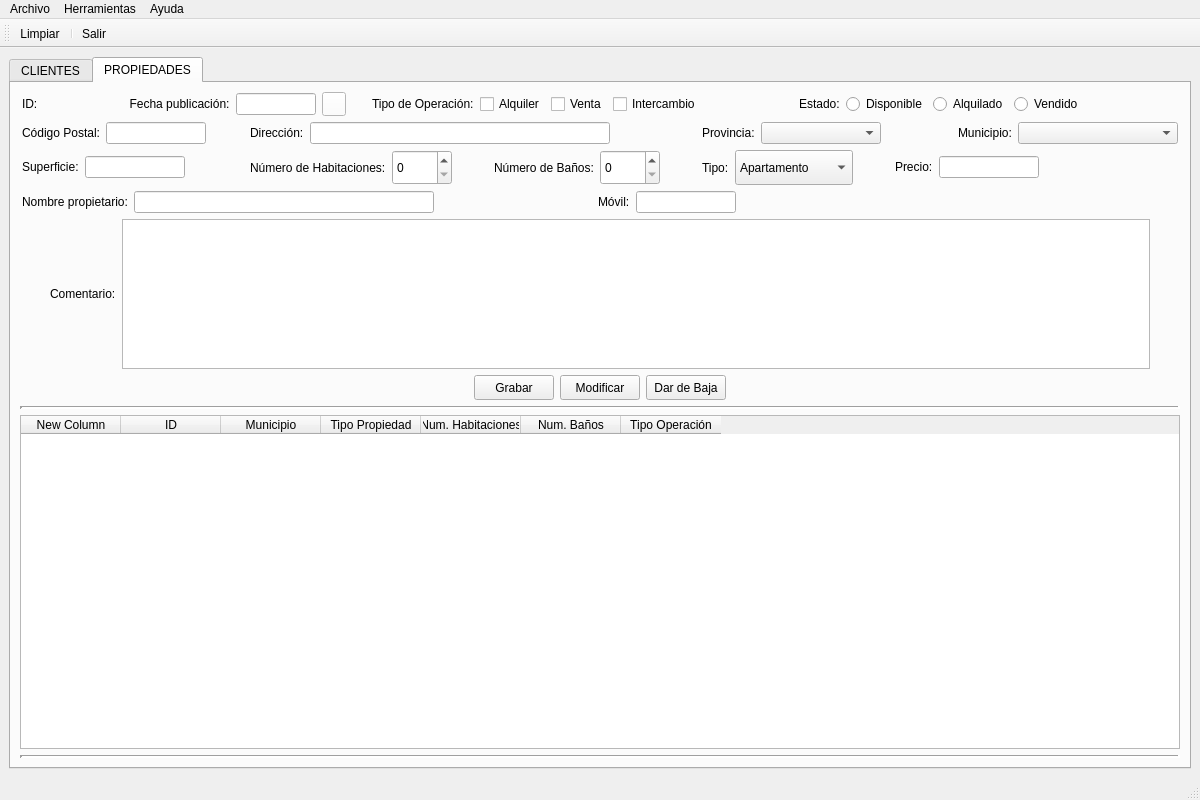
Before: the Qt Designer form templates/venPrincipal.ui in BuaTeijeiro/ProyectoDI, drawn with Qt 5.
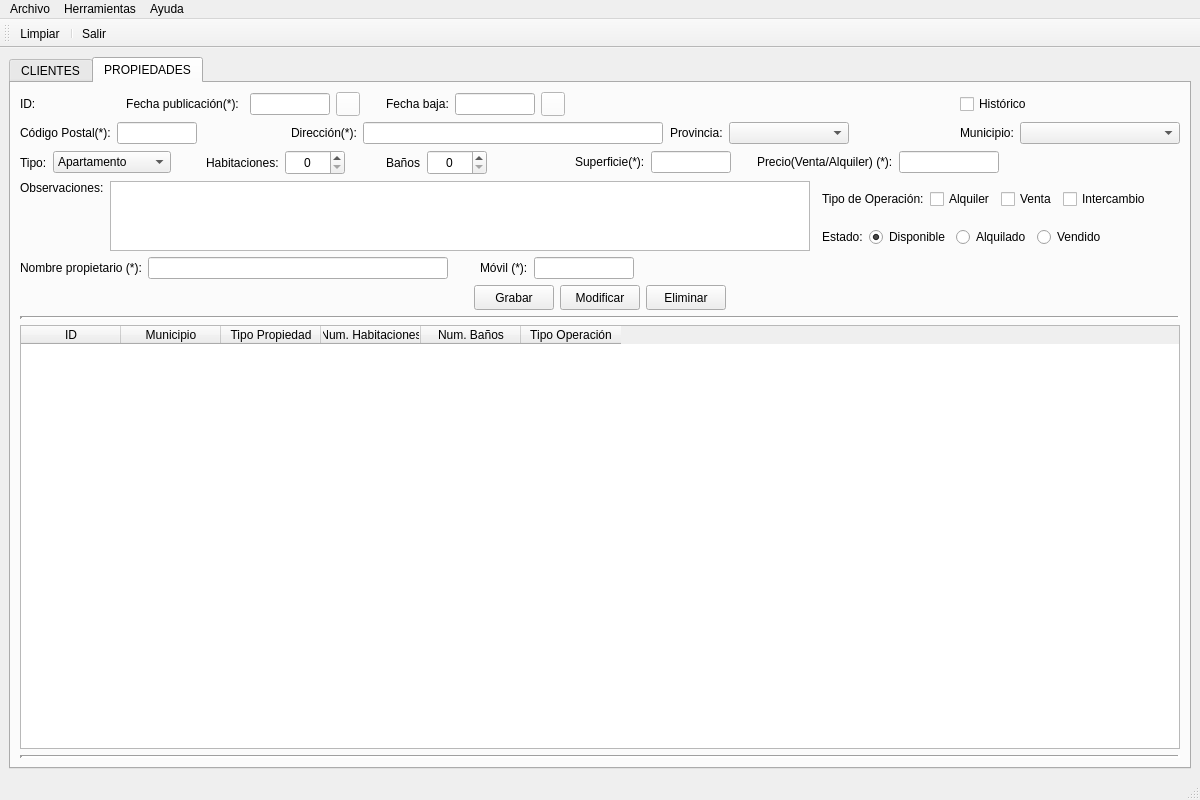
After: the same form once the commit is applied. Icons and pictures are not drawn.

Commit message: styles(venPrincipal.ui): retocar interfaz

The edit to the form file:
```diff
--- a/templates/venPrincipal.ui
+++ b/templates/venPrincipal.ui
@@ -782,7 +782,7 @@
        </attribute>
        <layout class="QVBoxLayout" name="verticalLayout_2">
         <item>
-         <layout class="QHBoxLayout" name="horizontalLayout_34">
+         <layout class="QHBoxLayout" name="horizontalLayout_32">
           <item>
            <spacer name="horizontalSpacer_30">
             <property name="orientation">
@@ -790,8 +790,8 @@
             </property>
             <property name="sizeHint" stdset="0">
              <size>
-              <width>18</width>
-              <height>20</height>
+              <width>13</width>
+              <height>124</height>
              </size>
             </property>
            </spacer>
@@ -809,6 +809,12 @@
               </item>
               <item>
                <widget class="QLabel" name="lblProp">
+                <property name="minimumSize">
+                 <size>
+                  <width>30</width>
+                  <height>0</height>
+                 </size>
+                </property>
                 <property name="text">
                  <string/>
                 </property>
@@ -829,12 +835,12 @@
               </item>
              </layout>
             </item>
-            <item row="0" column="1" colspan="2">
+            <item row="0" column="1" colspan="3">
              <layout class="QHBoxLayout" name="horizontalLayout_23">
               <item>
                <widget class="QLabel" name="lblFechaprop">
                 <property name="text">
-                 <string>Fecha publicación:</string>
+                 <string>Fecha publicación(*):</string>
                 </property>
                 <property name="alignment">
                  <set>Qt::AlignCenter</set>
@@ -910,89 +916,80 @@
               </item>
              </layout>
             </item>
-            <item row="0" column="3" colspan="4">
-             <layout class="QHBoxLayout" name="horizontalLayout_25">
+            <item row="0" column="4" colspan="3">
+             <layout class="QHBoxLayout" name="horizontalLayout_34">
               <item>
-               <widget class="QLabel" name="label_3">
+               <widget class="QLabel" name="lblFechabajaprop">
                 <property name="text">
-                 <string>Tipo de Operación:</string>
+                 <string>Fecha baja:</string>
                 </property>
-               </widget>
-              </item>
-              <item>
-               <widget class="QCheckBox" name="checkBox_2">
-                <property name="text">
-                 <string>Alquiler</string>
+                <property name="alignment">
+                 <set>Qt::AlignCenter</set>
                 </property>
                </widget>
               </item>
               <item>
-               <widget class="QCheckBox" name="checkBox">
-                <property name="text">
-                 <string>Venta</string>
+               <widget class="QLineEdit" name="txtFechabajaprop">
+                <property name="minimumSize">
+                 <size>
+                  <width>80</width>
+                  <height>0</height>
+                 </size>
                 </property>
-               </widget>
-              </item>
-              <item>
-               <widget class="QCheckBox" name="checkBox_3">
-                <property name="text">
-                 <string>Intercambio</string>
+                <property name="maximumSize">
+                 <size>
+                  <width>80</width>
+                  <height>16777215</height>
+                 </size>
                 </property>
+                <property name="alignment">
+                 <set>Qt::AlignCenter</set>
+                </property>
                </widget>
               </item>
               <item>
-               <spacer name="horizontalSpacer_26">
-                <property name="orientation">
-                 <enum>Qt::Horizontal</enum>
+               <widget class="QPushButton" name="btnFechabajaprop">
+                <property name="minimumSize">
+                 <size>
+                  <width>24</width>
+                  <height>24</height>
+                 </size>
                 </property>
-                <property name="sizeHint" stdset="0">
+                <property name="maximumSize">
                  <size>
-                  <width>40</width>
-                  <height>20</height>
+                  <width>24</width>
+                  <height>24</height>
                  </size>
                 </property>
-               </spacer>
-              </item>
-             </layout>
-            </item>
-            <item row="0" column="7" colspan="3">
-             <layout class="QHBoxLayout" name="horizontalLayout_24">
-              <item>
-               <widget class="QLabel" name="label_2">
-                <property name="text">
-                 <string>Estado:</string>
+                <property name="styleSheet">
+                 <string notr="true">background-color: #FFF</string>
                 </property>
-               </widget>
-              </item>
-              <item>
-               <widget class="QRadioButton" name="rbtEstadoprop">
                 <property name="text">
-                 <string>Disponible</string>
+                 <string/>
                 </property>
-               </widget>
-              </item>
-              <item>
-               <widget class="QRadioButton" name="rbtEstadoprop_2">
-                <property name="text">
-                 <string>Alquilado</string>
+                <property name="icon">
+                 <iconset>
+                  <normaloff>../img/calendar.ico</normaloff>../img/calendar.ico</iconset>
                 </property>
-               </widget>
-              </item>
-              <item>
-               <widget class="QRadioButton" name="rbtEstadoprop_3">
-                <property name="text">
-                 <string>Vendido</string>
+                <property name="iconSize">
+                 <size>
+                  <width>24</width>
+                  <height>24</height>
+                 </size>
                 </property>
                </widget>
               </item>
               <item>
-               <spacer name="horizontalSpacer_19">
+               <spacer name="horizontalSpacer_32">
                 <property name="orientation">
                  <enum>Qt::Horizontal</enum>
                 </property>
+                <property name="sizeType">
+                 <enum>QSizePolicy::Expanding</enum>
+                </property>
                 <property name="sizeHint" stdset="0">
                  <size>
-                  <width>40</width>
+                  <width>20</width>
                   <height>20</height>
                  </size>
                 </property>
@@ -1000,7 +997,26 @@
               </item>
              </layout>
             </item>
-            <item row="1" column="0" colspan="2">
+            <item row="0" column="10">
+             <widget class="QCheckBox" name="chkHistoriacli_2">
+              <property name="sizePolicy">
+               <sizepolicy hsizetype="Fixed" vsizetype="Fixed">
+                <horstretch>0</horstretch>
+                <verstretch>0</verstretch>
+               </sizepolicy>
+              </property>
+              <property name="text">
+               <string>Histórico</string>
+              </property>
+              <property name="checked">
+               <bool>false</bool>
+              </property>
+              <property name="autoRepeat">
+               <bool>false</bool>
+              </property>
+             </widget>
+            </item>
+            <item row="1" column="0" colspan="3">
              <layout class="QHBoxLayout" name="horizontalLayout_28">
               <item alignment="Qt::AlignLeft">
                <widget class="QLabel" name="lblCPprop">
@@ -1011,7 +1027,7 @@
                  </sizepolicy>
                 </property>
                 <property name="text">
-                 <string>Código Postal:</string>
+                 <string>Código Postal(*):</string>
                 </property>
                </widget>
               </item>
@@ -1019,16 +1035,19 @@
                <widget class="QLineEdit" name="txtCPprop">
                 <property name="minimumSize">
                  <size>
-                  <width>100</width>
+                  <width>80</width>
                   <height>0</height>
                  </size>
                 </property>
                 <property name="maximumSize">
                  <size>
-                  <width>100</width>
+                  <width>80</width>
                   <height>16777215</height>
                  </size>
                 </property>
+                <property name="alignment">
+                 <set>Qt::AlignRight|Qt::AlignTrailing|Qt::AlignVCenter</set>
+                </property>
                </widget>
               </item>
               <item>
@@ -1046,7 +1065,7 @@
               </item>
              </layout>
             </item>
-            <item row="1" column="2" colspan="4">
+            <item row="1" column="3" colspan="4">
              <layout class="QHBoxLayout" name="horizontalLayout_27">
               <item alignment="Qt::AlignLeft">
                <widget class="QLabel" name="lblDirprop">
@@ -1057,7 +1076,7 @@
                  </sizepolicy>
                 </property>
                 <property name="text">
-                 <string>Dirección:</string>
+                 <string>Dirección(*):</string>
                 </property>
                </widget>
               </item>
@@ -1092,7 +1111,7 @@
               </item>
              </layout>
             </item>
-            <item row="1" column="6" colspan="3">
+            <item row="1" column="7" colspan="3">
              <layout class="QHBoxLayout" name="horizontalLayout_20">
               <item>
                <widget class="QLabel" name="lblProvprop">
@@ -1138,7 +1157,7 @@
               </item>
              </layout>
             </item>
-            <item row="1" column="9">
+            <item row="1" column="10">
              <layout class="QHBoxLayout" name="horizontalLayout_19">
               <item alignment="Qt::AlignLeft">
                <widget class="QLabel" name="lblMuniprop">
@@ -1172,38 +1191,46 @@
              </layout>
             </item>
             <item row="2" column="0" colspan="2">
-             <layout class="QHBoxLayout" name="horizontalLayout_29">
-              <item alignment="Qt::AlignLeft">
-               <widget class="QLabel" name="lblSuperprop">
-                <property name="sizePolicy">
-                 <sizepolicy hsizetype="Fixed" vsizetype="Fixed">
-                  <horstretch>0</horstretch>
-                  <verstretch>0</verstretch>
-                 </sizepolicy>
-                </property>
+             <layout class="QHBoxLayout" name="horizontalLayout_33">
+              <item>
+               <widget class="QLabel" name="label_5">
                 <property name="text">
-                 <string>Superficie:</string>
+                 <string>Tipo:</string>
                 </property>
                </widget>
               </item>
               <item>
-               <widget class="QLineEdit" name="txtSuperprop">
+               <widget class="QComboBox" name="comboBox">
                 <property name="minimumSize">
                  <size>
-                  <width>100</width>
-                  <height>0</height>
+                  <width>0</width>
+                  <height>20</height>
                  </size>
                 </property>
-                <property name="maximumSize">
-                 <size>
-                  <width>100</width>
-                  <height>16777215</height>
-                 </size>
-                </property>
+                <item>
+                 <property name="text">
+                  <string>Apartamento</string>
+                 </property>
+                </item>
+                <item>
+                 <property name="text">
+                  <string>Casa</string>
+                 </property>
+                </item>
+                <item>
+                 <property name="text">
+                  <string>Local Comercial</string>
+                 </property>
+                </item>
+                <item>
+                 <property name="text">
+                  <string>Garaje</string>
+                 </property>
+                </item>
                </widget>
               </item>
               <item>
-               <spacer name="horizontalSpacer_23">
+               <spacer name="horizontalSpacer_29">
                 <property name="orientation">
                  <enum>Qt::Horizontal</enum>
                 </property>
@@ -1222,7 +1249,7 @@
               <item>
                <widget class="QLabel" name="lblHabprop">
                 <property name="text">
-                 <string>Número de Habitaciones:</string>
+                 <string>Habitaciones:</string>
                 </property>
                </widget>
               </item>
@@ -1231,9 +1258,12 @@
                 <property name="minimumSize">
                  <size>
                   <width>60</width>
-                  <height>35</height>
+                  <height>25</height>
                  </size>
                 </property>
+                <property name="alignment">
+                 <set>Qt::AlignCenter</set>
+                </property>
                </widget>
               </item>
               <item>
@@ -1256,7 +1286,7 @@
               <item>
                <widget class="QLabel" name="lblBanosprop">
                 <property name="text">
-                 <string>Número de Baños:</string>
+                 <string>Baños</string>
                 </property>
                </widget>
               </item>
@@ -1265,9 +1295,12 @@
                 <property name="minimumSize">
                  <size>
                   <width>60</width>
-                  <height>35</height>
+                  <height>25</height>
                  </size>
                 </property>
+                <property name="alignment">
+                 <set>Qt::AlignCenter</set>
+                </property>
                </widget>
               </item>
               <item>
@@ -1286,46 +1319,41 @@
              </layout>
             </item>
             <item row="2" column="6" colspan="2">
-             <layout class="QHBoxLayout" name="horizontalLayout_33">
-              <item>
-               <widget class="QLabel" name="label_5">
+             <layout class="QHBoxLayout" name="horizontalLayout_29">
+              <item alignment="Qt::AlignLeft">
+               <widget class="QLabel" name="lblSuperprop">
+                <property name="sizePolicy">
+                 <sizepolicy hsizetype="Fixed" vsizetype="Fixed">
+                  <horstretch>0</horstretch>
+                  <verstretch>0</verstretch>
+                 </sizepolicy>
+                </property>
                 <property name="text">
-                 <string>Tipo:</string>
+                 <string>Superficie(*):</string>
                 </property>
                </widget>
               </item>
               <item>
-               <widget class="QComboBox" name="comboBox">
+               <widget class="QLineEdit" name="txtSuperprop">
                 <property name="minimumSize">
                  <size>
-                  <width>0</width>
-                  <height>35</height>
+                  <width>80</width>
+                  <height>0</height>
                  </size>
                 </property>
-                <item>
-                 <property name="text">
-                  <string>Apartamento</string>
-                 </property>
-                </item>
-                <item>
-                 <property name="text">
-                  <string>Casa</string>
-                 </property>
-                </item>
-                <item>
-                 <property name="text">
-                  <string>Local Comercial</string>
-                 </property>
-                </item>
-                <item>
-                 <property name="text">
-                  <string>Garaje</string>
-                 </property>
-                </item>
+                <property name="maximumSize">
+                 <size>
+                  <width>80</width>
+                  <height>16777215</height>
+                 </size>
+                </property>
+                <property name="alignment">
+                 <set>Qt::AlignRight|Qt::AlignTrailing|Qt::AlignVCenter</set>
+                </property>
                </widget>
               </item>
               <item>
-               <spacer name="horizontalSpacer_29">
+               <spacer name="horizontalSpacer_23">
                 <property name="orientation">
                  <enum>Qt::Horizontal</enum>
                 </property>
@@ -1339,7 +1367,7 @@
               </item>
              </layout>
             </item>
-            <item row="2" column="8" colspan="2">
+            <item row="2" column="8" colspan="3">
              <layout class="QHBoxLayout" name="horizontalLayout_30">
               <item alignment="Qt::AlignLeft">
                <widget class="QLabel" name="lblPrecioprop">
@@ -1350,7 +1378,7 @@
                  </sizepolicy>
                 </property>
                 <property name="text">
-                 <string>Precio:</string>
+                 <string>Precio(Venta/Alquiler) (*):</string>
                 </property>
                </widget>
               </item>
@@ -1368,6 +1396,52 @@
                   <height>16777215</height>
                  </size>
                 </property>
+                <property name="alignment">
+                 <set>Qt::AlignRight|Qt::AlignTrailing|Qt::AlignVCenter</set>
+                </property>
+               </widget>
+              </item>
+              <item>
+               <spacer name="horizontalSpacer_33">
+                <property name="orientation">
+                 <enum>Qt::Horizontal</enum>
+                </property>
+                <property name="sizeHint" stdset="0">
+                 <size>
+                  <width>40</width>
+                  <height>20</height>
+                 </size>
+                </property>
+               </spacer>
+              </item>
+             </layout>
+            </item>
+            <item row="3" column="0" rowspan="2" colspan="9">
+             <layout class="QHBoxLayout" name="horizontalLayout_26">
+              <item>
+               <widget class="QLabel" name="label_4">
+                <property name="text">
+                 <string>Observaciones:</string>
+                </property>
+                <property name="alignment">
+                 <set>Qt::AlignLeading|Qt::AlignLeft|Qt::AlignTop</set>
+                </property>
+               </widget>
+              </item>
+              <item>
+               <widget class="QTextEdit" name="textComentarioprop">
+                <property name="minimumSize">
+                 <size>
+                  <width>700</width>
+                  <height>70</height>
+                 </size>
+                </property>
+                <property name="maximumSize">
+                 <size>
+                  <width>16777215</width>
+                  <height>70</height>
+                 </size>
+                </property>
                </widget>
               </item>
               <item>
@@ -1385,39 +1459,95 @@
               </item>
              </layout>
             </item>
-            <item row="3" column="0" colspan="5">
-             <layout class="QHBoxLayout" name="horizontalLayout_31">
-              <item alignment="Qt::AlignLeft">
-               <widget class="QLabel" name="lblNomeprop">
-                <property name="sizePolicy">
-                 <sizepolicy hsizetype="Fixed" vsizetype="Fixed">
-                  <horstretch>0</horstretch>
-                  <verstretch>0</verstretch>
-                 </sizepolicy>
+            <item row="3" column="9" colspan="2">
+             <layout class="QHBoxLayout" name="horizontalLayout_25">
+              <item>
+               <widget class="QLabel" name="label_3">
+                <property name="text">
+                 <string>Tipo de Operación:</string>
                 </property>
+               </widget>
+              </item>
+              <item>
+               <widget class="QCheckBox" name="chkAlquilprop">
                 <property name="text">
-                 <string>Nombre propietario:</string>
+                 <string>Alquiler</string>
                 </property>
                </widget>
               </item>
               <item>
-               <widget class="QLineEdit" name="txtNomeprop">
-                <property name="minimumSize">
-                 <size>
-                  <width>300</width>
-                  <height>0</height>
-                 </size>
+               <widget class="QCheckBox" name="chkVentaprop">
+                <property name="text">
+                 <string>Venta</string>
                 </property>
-                <property name="maximumSize">
+               </widget>
+              </item>
+              <item>
+               <widget class="QCheckBox" name="chkInterprop">
+                <property name="text">
+                 <string>Intercambio</string>
+                </property>
+               </widget>
+              </item>
+              <item>
+               <spacer name="horizontalSpacer_26">
+                <property name="orientation">
+                 <enum>Qt::Horizontal</enum>
+                </property>
+                <property name="sizeHint" stdset="0">
                  <size>
-                  <width>300</width>
-                  <height>16777215</height>
+                  <width>40</width>
+                  <height>20</height>
                  </size>
                 </property>
+               </spacer>
+              </item>
+             </layout>
+            </item>
+            <item row="4" column="9" colspan="2">
+             <layout class="QHBoxLayout" name="horizontalLayout_24">
+              <item>
+               <widget class="QLabel" name="label_2">
+                <property name="text">
+                 <string>Estado:</string>
+                </property>
                </widget>
               </item>
               <item>
-               <spacer name="horizontalSpacer_25">
+               <widget class="QRadioButton" name="rbtDisponprop">
+                <property name="text">
+                 <string>Disponible</string>
+                </property>
+                <property name="checked">
+                 <bool>true</bool>
+                </property>
+                <attribute name="buttonGroup">
+                 <string notr="true">buttonGroup</string>
+                </attribute>
+               </widget>
+              </item>
+              <item>
+               <widget class="QRadioButton" name="rbtAlquilprop">
+                <property name="text">
+                 <string>Alquilado</string>
+                </property>
+                <attribute name="buttonGroup">
+                 <string notr="true">buttonGroup</string>
+                </attribute>
+               </widget>
+              </item>
+              <item>
+               <widget class="QRadioButton" name="rbtVentaprop">
+                <property name="text">
+                 <string>Vendido</string>
+                </property>
+                <attribute name="buttonGroup">
+                 <string notr="true">buttonGroup</string>
+                </attribute>
+               </widget>
+              </item>
+              <item>
+               <spacer name="horizontalSpacer_19">
                 <property name="orientation">
                  <enum>Qt::Horizontal</enum>
                 </property>
@@ -1431,7 +1561,7 @@
               </item>
              </layout>
             </item>
-            <item row="3" column="5" colspan="2">
+            <item row="5" column="5" colspan="2">
              <layout class="QHBoxLayout" name="horizontalLayout_21">
               <item>
                <widget class="QLabel" name="lblMovilprop">
@@ -1442,7 +1572,7 @@
                  </sizepolicy>
                 </property>
                 <property name="text">
-                 <string>Móvil:</string>
+                 <string>Móvil (*):</string>
                 </property>
                </widget>
               </item>
@@ -1480,6 +1610,52 @@
               </item>
              </layout>
             </item>
+            <item row="5" column="0" colspan="5">
+             <layout class="QHBoxLayout" name="horizontalLayout_31">
+              <item alignment="Qt::AlignLeft">
+               <widget class="QLabel" name="lblNomeprop">
+                <property name="sizePolicy">
+                 <sizepolicy hsizetype="Fixed" vsizetype="Fixed">
+                  <horstretch>0</horstretch>
+                  <verstretch>0</verstretch>
+                 </sizepolicy>
+                </property>
+                <property name="text">
+                 <string>Nombre propietario (*):</string>
+                </property>
+               </widget>
+              </item>
+              <item>
+               <widget class="QLineEdit" name="txtNomeprop">
+                <property name="minimumSize">
+                 <size>
+                  <width>300</width>
+                  <height>0</height>
+                 </size>
+                </property>
+                <property name="maximumSize">
+                 <size>
+                  <width>300</width>
+                  <height>16777215</height>
+                 </size>
+                </property>
+               </widget>
+              </item>
+              <item>
+               <spacer name="horizontalSpacer_25">
+                <property name="orientation">
+                 <enum>Qt::Horizontal</enum>
+                </property>
+                <property name="sizeHint" stdset="0">
+                 <size>
+                  <width>40</width>
+                  <height>20</height>
+                 </size>
+                </property>
+               </spacer>
+              </item>
+             </layout>
+            </item>
            </layout>
           </item>
           <item>
@@ -1489,65 +1665,8 @@
             </property>
             <property name="sizeHint" stdset="0">
              <size>
-              <width>18</width>
-              <height>20</height>
-             </size>
-            </property>
-           </spacer>
-          </item>
-         </layout>
-        </item>
-        <item>
-         <layout class="QHBoxLayout" name="horizontalLayout_32">
-          <item>
-           <spacer name="horizontalSpacer_27">
-            <property name="orientation">
-             <enum>Qt::Horizontal</enum>
-            </property>
-            <property name="sizeType">
-             <enum>QSizePolicy::Maximum</enum>
-            </property>
-            <property name="sizeHint" stdset="0">
-             <size>
-              <width>30</width>
-              <height>20</height>
-             </size>
-            </property>
-           </spacer>
-          </item>
-          <item>
-           <layout class="QHBoxLayout" name="horizontalLayout_26">
-            <item>
-             <widget class="QLabel" name="label_4">
-              <property name="text">
-               <string>Comentario:</string>
-              </property>
-             </widget>
-            </item>
-            <item>
-             <widget class="QTextEdit" name="textEdit">
-              <property name="maximumSize">
-               <size>
-                <width>16777215</width>
-                <height>150</height>
-               </size>
-              </property>
-             </widget>
-            </item>
-           </layout>
-          </item>
-          <item>
-           <spacer name="horizontalSpacer_28">
-            <property name="orientation">
-             <enum>Qt::Horizontal</enum>
-            </property>
-            <property name="sizeType">
-             <enum>QSizePolicy::Maximum</enum>
-            </property>
-            <property name="sizeHint" stdset="0">
-             <size>
-              <width>30</width>
-              <height>20</height>
+              <width>13</width>
+              <height>124</height>
              </size>
             </property>
            </spacer>
@@ -1624,7 +1743,7 @@
                </size>
               </property>
               <property name="text">
-               <string>Dar de Baja</string>
+               <string>Eliminar</string>
               </property>
              </widget>
             </item>
@@ -1666,11 +1785,6 @@
           <attribute name="verticalHeaderVisible">
            <bool>false</bool>
           </attribute>
-          <column>
-           <property name="text">
-            <string>New Column</string>
-           </property>
-          </column>
           <column>
            <property name="text">
             <string>ID</string>
```
Left out of the diff: 11 changed lines with no effect on the pictures. The commit also changes 3 other files.
